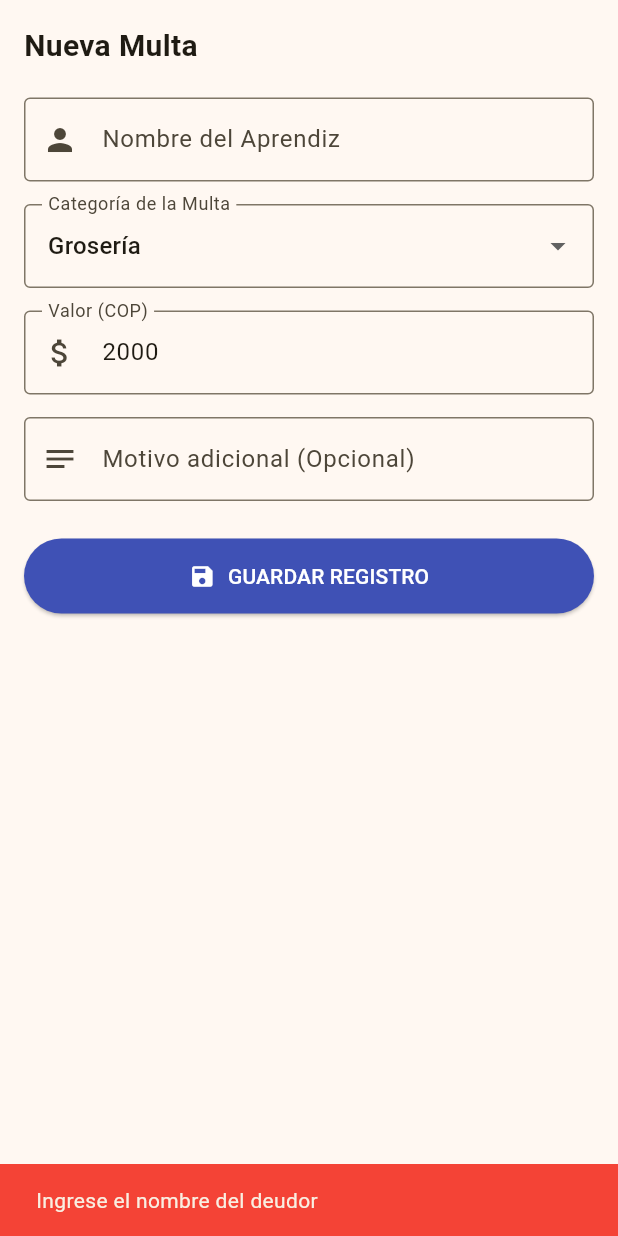
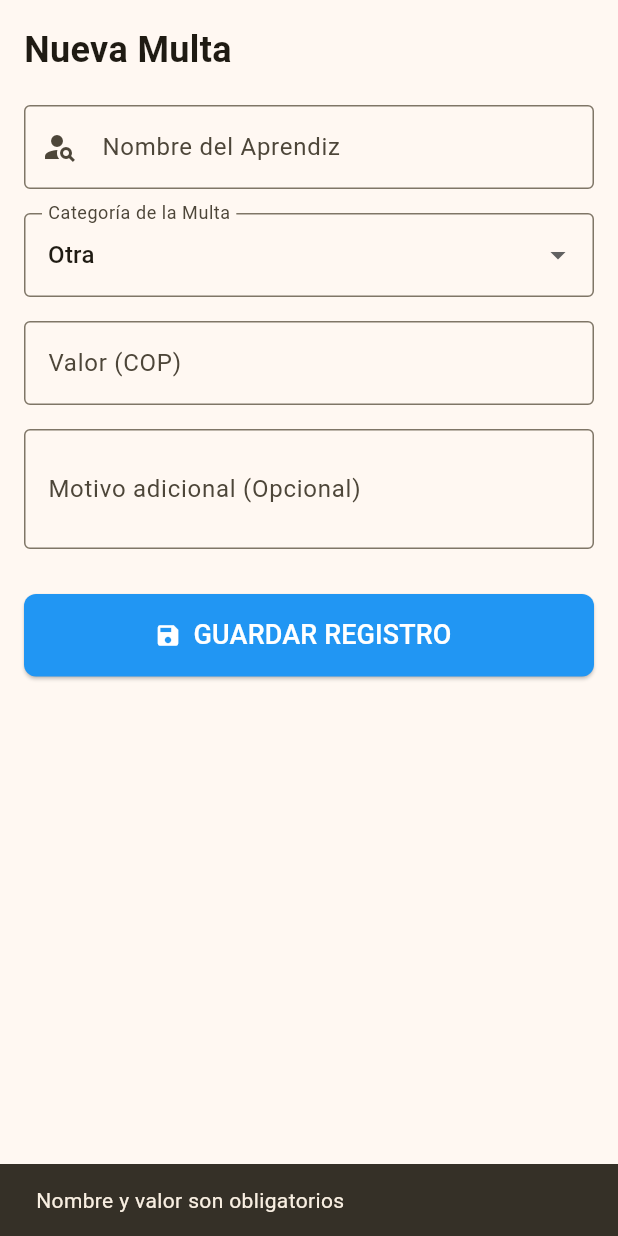
Before and after one commit to jhonnygarzonpena-eng/control-multas-salon, a Flutter app: the RegistrarMultaTab widget shown alone on an empty page, opened directly, after a tap on "GUARDAR REGISTRO", on a phone screen of 412 x 824 dp. Run offline on Flutter 3.47's test engine with Material 3 defaults, Android fonts, the phone set to English and light mode, and no system bars; our stand-ins replace cloud_firestore, firebase_auth, firebase_core; accounts and stored records are empty.

Commit message:
Descripción de los cambios

```diff
--- a/lib/screens/tabs/registrar_multa_tab.dart
+++ b/lib/screens/tabs/registrar_multa_tab.dart
@@ -9,151 +9,166 @@ class RegistrarMultaTab extends StatefulWidget {
 }
 
 class _RegistrarMultaTabState extends State<RegistrarMultaTab> {
-  // Controladores con valores iniciales
-  final _nombreController = TextEditingController();
-  final _valorController = TextEditingController(text: "2000");
-  final _motivoController = TextEditingController();
+  final TextEditingController _nombreController = TextEditingController();
+  final TextEditingController _valorController = TextEditingController();
+  final TextEditingController _motivoController = TextEditingController();
 
-  String _tipoMulta = "Grosería";
-  final List<String> _tipos = ["Grosería", "Llegó tarde", "Falta de respeto", "Otra"];
+  String? _categoriaSeleccionada = "Otra";
 
-  // Función para mostrar mensajes sin repetir código
-  void _mostrarSnackBar(String mensaje, {Color? color}) {
-    if (!mounted) return;
-    ScaffoldMessenger.of(context).showSnackBar(
-      SnackBar(
-        content: Text(mensaje),
-        backgroundColor: color,
-      ),
-    );
+  // Buscar deudores existentes directamente desde Firestore de forma limpia
+  Future<List<String>> _obtenerSugerenciasFirebase(String query) async {
+    if (query.length < 2) return [];
+
+    final snapshot = await FirebaseFirestore.instance
+        .collection('movimientos')
+        .where('nombreDeudor', isGreaterThanOrEqualTo: query.toLowerCase())
+        .where('nombreDeudor', isLessThanOrEqualTo: '${query.toLowerCase()}\uf8ff')
+        .limit(15) // Un margen extra antes de remover duplicados
+        .get();
+
+    return snapshot.docs
+        .map((doc) => (doc.data()['nombreDeudor'] as String).toUpperCase())
+        .toSet() // Remueve duplicados automáticamente
+        .toList();
   }
 
-  Future<void> _registrarMulta() async {
-    final nombre = _nombreController.text.trim();
-    final motivo = _motivoController.text.trim();
-    final valor = int.tryParse(_valorController.text) ?? 0;
-
-    // Validaciones iniciales
-    if (nombre.isEmpty) {
-      _mostrarSnackBar("Ingrese el nombre del deudor", color: Colors.red);
+  Future<void> _guardarMulta() async {
+    if (_nombreController.text.trim().isEmpty || _valorController.text.isEmpty) {
+      ScaffoldMessenger.of(context).showSnackBar(
+        const SnackBar(content: Text("Nombre y valor son obligatorios")),
+      );
       return;
     }
 
-    if (valor <= 0) {
-      _mostrarSnackBar("Ingrese un valor válido", color: Colors.red);
-      return;
-    }
+    final valor = int.tryParse(_valorController.text) ?? 0;
 
-    try {
-      // Operación asíncrona
     await FirebaseFirestore.instance.collection('movimientos').add({
       'tipo': 'multa',
-        'nombreDeudor': nombre.toLowerCase(),
+      'nombreDeudor': _nombreController.text.trim().toLowerCase(),
       'valor': valor,
-        'descripcion': _tipoMulta,
-        'motivo': motivo.isEmpty ? 'Sin motivo' : motivo,
+      'descripcion': _categoriaSeleccionada,
+      'motivo': _motivoController.text.trim().isEmpty
+          ? _categoriaSeleccionada
+          : _motivoController.text.trim(),
       'fecha': Timestamp.now(),
-        'registradoPor': "admin",
+      'registradoPor': 'admin',
     });
 
-      // GUARDIA: Verificación de montaje después del await
-      if (!mounted) return;
+    _nombreController.clear();
+    _valorController.clear();
+    _motivoController.clear();
 
-      _mostrarSnackBar("✅ Multa registrada correctamente", color: Colors.green);
-
-      // Limpiar formulario tras éxito
-      setState(() {
-        _nombreController.clear();
-        _motivoController.clear();
-        _valorController.text = "2000";
-        _tipoMulta = "Grosería";
-      });
-
-    } catch (e) {
-      // GUARDIA: Verificación de montaje en caso de error
-      if (!mounted) return;
-      _mostrarSnackBar("Error al registrar: $e", color: Colors.red);
+    if (mounted) {
+      ScaffoldMessenger.of(context).showSnackBar(
+        const SnackBar(
+          content: Text("✅ Multa registrada correctamente"),
+          backgroundColor: Colors.green
+        ),
+      );
     }
   }
 
   @override
-  void dispose() {
-    // Es buena práctica liberar los controladores
-    _nombreController.dispose();
-    _valorController.dispose();
-    _motivoController.dispose();
-    super.dispose();
+  Widget build(BuildContext context) {
+    return SingleChildScrollView(
+      padding: const EdgeInsets.all(16),
+      child: Column(
+        crossAxisAlignment: CrossAxisAlignment.start,
+        children: [
+          const Text("Nueva Multa", style: TextStyle(fontSize: 24, fontWeight: FontWeight.bold)),
+
+          const SizedBox(height: 20),
+
+          // BUSCADOR CON AUTOCOMPLETAR REESTRUCTURADO
+          Autocomplete<String>(
+            optionsBuilder: (TextEditingValue textEditingValue) async {
+              if (textEditingValue.text.length < 2) {
+                return const Iterable<String>.empty();
+              }
+              // Llama a la base de datos de manera limpia y síncrona para el Widget
+              return await _obtenerSugerenciasFirebase(textEditingValue.text);
+            },
+            onSelected: (String selection) {
+              _nombreController.text = selection;
+            },
+            fieldViewBuilder: (context, textController, focusNode, onFieldSubmitted) {
+              // Sincronizamos el controlador interno del Autocomplete con el nuestro global
+              if (_nombreController.text != textController.text && _nombreController.text.isEmpty) {
+                textController.text = _nombreController.text;
               }
 
-  @override
-  Widget build(BuildContext context) {
-    return Padding(
-      padding: const EdgeInsets.all(16.0),
-      child: SingleChildScrollView(
-        child: Column(
-          crossAxisAlignment: CrossAxisAlignment.stretch,
-          children: [
-            const Text(
-              "Nueva Multa",
-              style: TextStyle(fontSize: 20, fontWeight: FontWeight.bold),
-            ),
-            const SizedBox(height: 20),
-            TextField(
-              controller: _nombreController,
+              return TextField(
+                controller: textController,
+                focusNode: focusNode,
+                onChanged: (val) {
+                  _nombreController.text = val;
+                },
                 decoration: const InputDecoration(
                   labelText: "Nombre del Aprendiz",
+                  prefixIcon: Icon(Icons.person_search),
                   border: OutlineInputBorder(),
-                prefixIcon: Icon(Icons.person),
                 ),
+              );
+            },
           ),
-            const SizedBox(height: 15),
+
+          const SizedBox(height: 16),
+
           DropdownButtonFormField<String>(
-              initialValue: _tipoMulta,
+            initialValue: _categoriaSeleccionada,
             decoration: const InputDecoration(
               labelText: "Categoría de la Multa",
               border: OutlineInputBorder(),
             ),
-              items: _tipos.map((String tipo) {
-                return DropdownMenuItem(value: tipo, child: Text(tipo));
-              }).toList(),
-              onChanged: (nuevoValor) {
-                setState(() {
-                  _tipoMulta = nuevoValor!;
-                });
-              },
+            items: const [
+              DropdownMenuItem(value: "Uniforme", child: Text("Uniforme")),
+              DropdownMenuItem(value: "Aseo", child: Text("Aseo")),
+              DropdownMenuItem(value: "Grosería", child: Text("Grosería")),
+              DropdownMenuItem(value: "Otra", child: Text("Otra")),
+            ],
+            onChanged: (value) => setState(() => _categoriaSeleccionada = value),
           ),
-            const SizedBox(height: 15),
+
+          const SizedBox(height: 16),
+
           TextField(
             controller: _valorController,
             keyboardType: TextInputType.number,
             decoration: const InputDecoration(
               labelText: "Valor (COP)",
+              prefixText: "\$ ",
               border: OutlineInputBorder(),
-                prefixIcon: Icon(Icons.attach_money),
             ),
           ),
-            const SizedBox(height: 15),
+
+          const SizedBox(height: 16),
+
           TextField(
             controller: _motivoController,
             decoration: const InputDecoration(
               labelText: "Motivo adicional (Opcional)",
               border: OutlineInputBorder(),
-                prefixIcon: Icon(Icons.notes),
+            ),
+            maxLines: 2,
+          ),
+
+          const SizedBox(height: 30),
+
+          SizedBox(
+            width: double.infinity,
+            height: 55,
+            child: ElevatedButton.icon(
+              onPressed: _guardarMulta,
+              icon: const Icon(Icons.save),
+              label: const Text("GUARDAR REGISTRO", style: TextStyle(fontSize: 18)),
+              style: ElevatedButton.styleFrom(
+                backgroundColor: Colors.blue,
+                foregroundColor: Colors.white,
+                shape: RoundedRectangleBorder(borderRadius: BorderRadius.circular(8)),
               ),
             ),
-            const SizedBox(height: 25),
-            ElevatedButton.icon(
-              onPressed: _registrarMulta,
-              style: ElevatedButton.styleFrom(
-                padding: const EdgeInsets.symmetric(vertical: 15),
-                backgroundColor: Colors.indigo,
-                foregroundColor: Colors.white,
-              ),
-              icon: const Icon(Icons.save),
-              label: const Text("GUARDAR REGISTRO"),
           ),
         ],
-        ),
       ),
     );
   }
```
Lines whose indentation alone changed are shown as unchanged.
